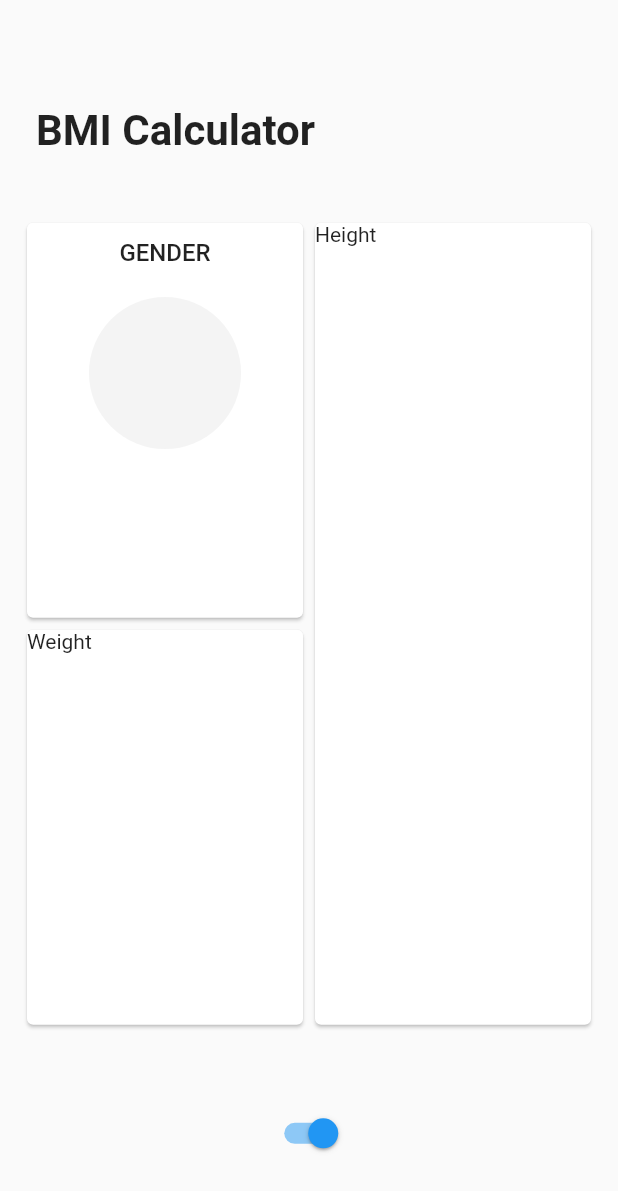
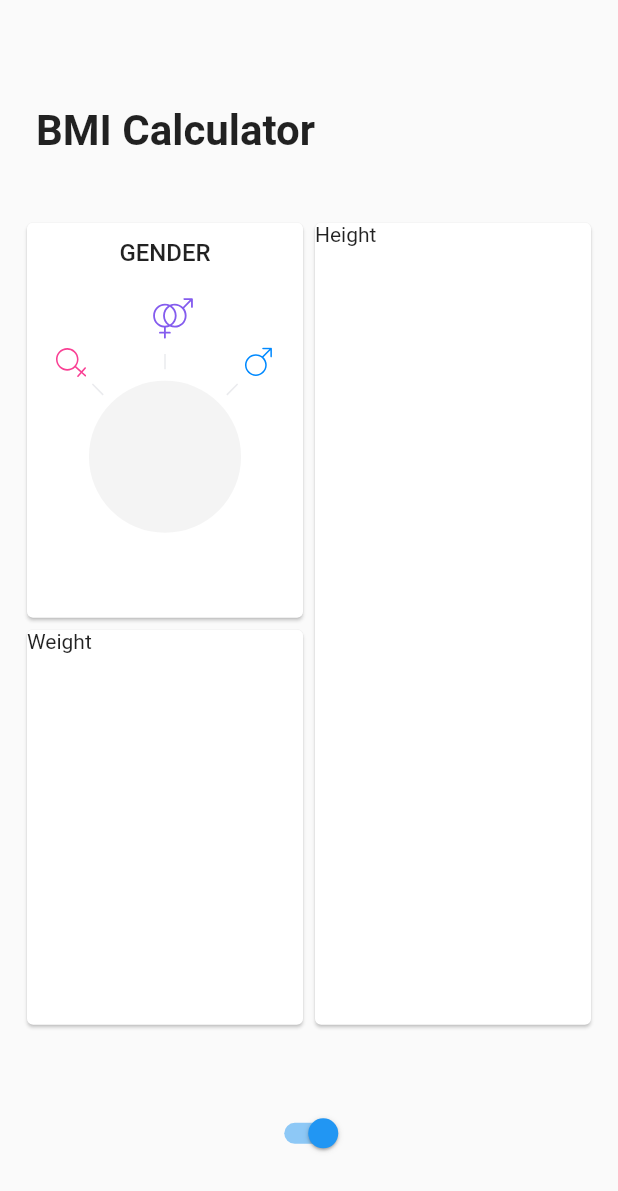
Before and after one commit to SonQBChau/bmi_calculator, a Flutter app: the screen it shows after launch, on a phone screen of 412 x 824 dp. Shown: the top 1191 px of the screen. Run offline on Flutter 3.47's test engine with Material 2 defaults, Android fonts, the phone set to English and light mode, and no system bars; our stand-ins replace flutter_svg.

Commit message:
add gender icon in angle

```diff
--- a/lib/gender_card.dart
+++ b/lib/gender_card.dart
@@ -1,6 +1,8 @@
 import 'package:bmi_calculator/card_title.dart';
 import 'package:bmi_calculator/gender.dart';
 import 'package:flutter/material.dart';
+import 'dart:math' as math;
+import 'package:flutter_svg/flutter_svg.dart';
 
 import 'widget_utils.dart' show screenAwareSize;
 
@@ -43,6 +45,9 @@ class _GenderCardState extends State<GenderCard> {
       alignment: Alignment.bottomCenter,
       children: <Widget>[
         _drawCircleIndicator(),
+        GenderIconTranslated(gender: Gender.female),
+        GenderIconTranslated(gender: Gender.other),
+        GenderIconTranslated(gender: Gender.male),
       ],
     );
   }
@@ -71,3 +76,93 @@ class GenderCircle extends StatelessWidget {
     );
   }
 }
+
+class GenderLine extends StatelessWidget {
+  @override
+  Widget build(BuildContext context) {
+    return Padding(
+      padding: EdgeInsets.only(
+        bottom: screenAwareSize(6.0, context),
+        top: screenAwareSize(8.0, context),
+      ),
+      child: Container(
+        height: screenAwareSize(8.0, context),
+        width: 1.0,
+        color: Color.fromRGBO(216, 217, 223, 0.54),
+      ),
+    );
+  }
+}
+
+
+const double _defaultGenderAngle = math.pi / 4;
+const Map<Gender, double> _genderAngles = {
+  Gender.female: -_defaultGenderAngle,
+  Gender.other: 0.0,
+  Gender.male: _defaultGenderAngle,
+};
+
+class GenderIconTranslated extends StatelessWidget {
+  static final Map<Gender, String> _genderImages = {
+    Gender.female: "images/gender_female.svg",
+    Gender.other: "images/gender_other.svg",
+    Gender.male: "images/gender_male.svg",
+  };
+
+  final Gender gender;
+
+  const GenderIconTranslated({Key key, this.gender}) : super(key: key);
+
+  bool get _isOtherGender => gender == Gender.other;
+
+  String get _assetName => _genderImages[gender];
+
+  double _iconSize(BuildContext context) {
+    return screenAwareSize(_isOtherGender ? 22.0 : 16.0, context);
+  }
+
+  double _genderLeftPadding(BuildContext context) {
+    return screenAwareSize(_isOtherGender ? 8.0 : 0.0, context);
+  }
+
+  @override
+  Widget build(BuildContext context) {
+    Widget icon = Padding(
+      padding: EdgeInsets.only(left: _genderLeftPadding(context)),
+      child: SvgPicture.asset(
+        _assetName,
+        height: _iconSize(context),
+        width: _iconSize(context),
+      ),
+    );
+
+    Widget rotatedIcon = Transform.rotate(
+      angle: -_genderAngles[gender],
+      child: icon,
+    );
+
+    Widget iconWithALine = Padding(
+      padding: EdgeInsets.only(bottom: _circleSize(context) / 2),
+      child: Column(
+        crossAxisAlignment: CrossAxisAlignment.center,
+        children: <Widget>[
+          rotatedIcon,
+          GenderLine(),
+        ],
+      ),
+    );
+
+    Widget rotatedIconWithALine = Transform.rotate(
+      alignment: Alignment.bottomCenter,
+      angle: _genderAngles[gender],
+      child: iconWithALine,
+    );
+
+    Widget centeredIconWithALine = Padding(
+      padding: EdgeInsets.only(bottom: _circleSize(context) / 2),
+      child: rotatedIconWithALine,
+    );
+
+    return centeredIconWithALine;
+  }
+}
--- a/pubspec.yaml
+++ b/pubspec.yaml
@@ -23,6 +23,7 @@ dependencies:
   # The following adds the Cupertino Icons font to your application.
   # Use with the CupertinoIcons class for iOS style icons.
   cupertino_icons: ^0.1.2
+  flutter_svg: ^0.17.0
 
 dev_dependencies:
   flutter_test:
@@ -41,9 +42,8 @@ flutter:
   uses-material-design: true
 
   # To add assets to your application, add an assets section, like this:
-  # assets:
-  #  - images/a_dot_burr.jpeg
-  #  - images/a_dot_ham.jpeg
+  assets:
+    - images/
 
   # An image asset can refer to one or more resolution-specific "variants", see
   # https://flutter.dev/assets-and-images/#resolution-aware.
```
Also changed, not shown: images/gender_arrow.svg (added), images/gender_female.svg (added), images/gender_male.svg (added), images/gender_other.svg (added), pubspec.lock.
